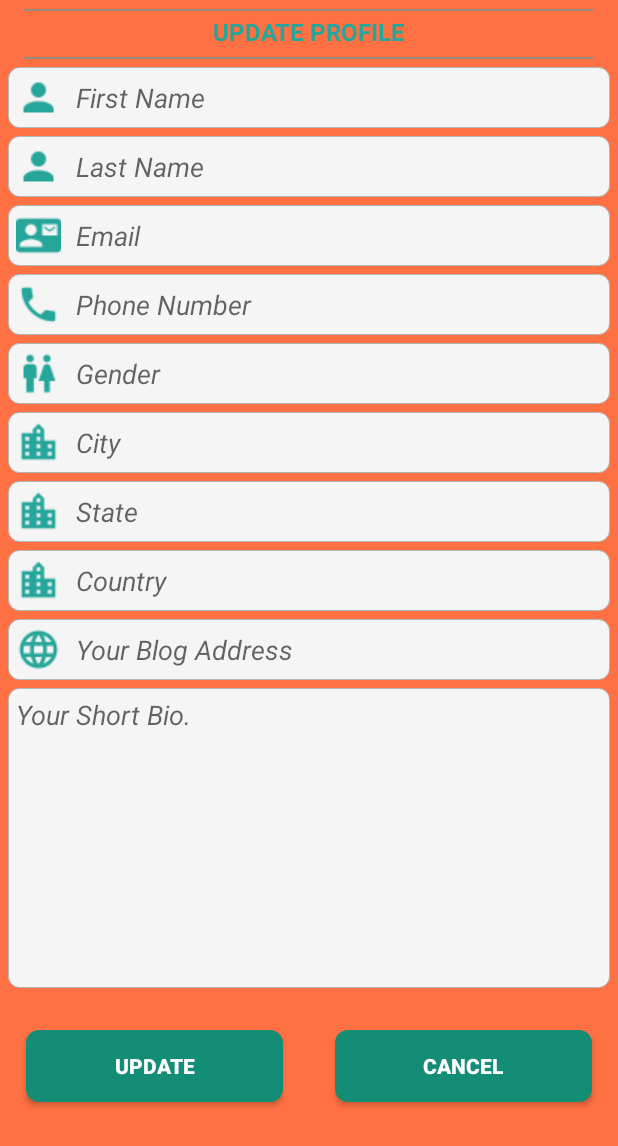
After one commit to sahilpaudel/SuggMe, an Android app: the layout update_profile.xml on its own in the app's theme, with its tools: preview values and no code run, on a phone screen of 412 x 824 dp. The commit adds this screen. Shown: the top 1146 px of the screen. Run offline under Robolectric (Android 15) with nearby library versions, the phone set to English and light mode, and no system bars; network calls fail.

Commit message:
Almost Done

```diff
--- a/app/src/main/java/com/sahilpaudel/app/suggme/Config.java
+++ b/app/src/main/java/com/sahilpaudel/app/suggme/Config.java
@@ -9,6 +9,7 @@ public class Config {
     public static final String URL_GET_USER_INFO = "https://e386dafb.ngrok.io/SuggMe/api/getUserInfo.php";
     public static final String URL_CREATE_USER = "https://e386dafb.ngrok.io/SuggMe/api/createUser.php";
     public static final String URL_CREATE_USER_NORMAL = "https://e386dafb.ngrok.io/SuggMe/api/createUserNormal.php";
+    public static final String URL_UPDATE_USER = "https://e386dafb.ngrok.io/SuggMe/api/updateUser.php";
     public static final String URL_USER_LOGIN = "https://e386dafb.ngrok.io/SuggMe/api/userLogin.php";
     public static final String URL_USER_ISEXIST = "https://e386dafb.ngrok.io/SuggMe/api/isExist.php";
     public static final String URL_GET_QUESTIONS = "https://e386dafb.ngrok.io/SuggMe/api/getQuestion.php";
--- a/app/src/main/res/layout/profile_main.xml
+++ b/app/src/main/res/layout/profile_main.xml
@@ -51,8 +51,8 @@
                         android:layout_height="wrap_content"
                         android:layout_gravity="center_horizontal"
                         android:layout_marginTop="4dp"
-                        android:text="@string/quila_tagline"
-                        android:textColor="@android:color/white"/>
+                        android:text="@string/userName"
+                        android:textColor="@android:color/white" />
                 </LinearLayout>
                 </FrameLayout>
         </android.support.design.widget.CollapsingToolbarLayout>
--- /dev/null
+++ b/app/src/main/res/layout/update_profile.xml
@@ -0,0 +1,213 @@
+<RelativeLayout xmlns:android="http://schemas.android.com/apk/res/android"
+    android:layout_width="match_parent"
+    android:layout_height="match_parent"
+    android:layout_marginBottom="0dp"
+    android:background="@color/orange">
+
+
+    <View
+        android:layout_width="match_parent"
+        android:layout_height="1.5dp"
+        android:layout_marginTop="6dp"
+        android:layout_marginLeft="16dp"
+        android:layout_marginRight="16dp"
+        android:background="@color/textme" />
+
+    <TextView
+        android:textColor="@color/colorPrimary"
+        android:id="@+id/dialog_profile_tag"
+        android:layout_width="match_parent"
+        android:layout_height="wrap_content"
+        android:layout_marginTop="10dp"
+        android:textStyle="bold"
+        android:textSize="16dp"
+        android:gravity="center_horizontal"
+        android:layout_marginLeft="16dp"
+        android:layout_marginRight="16dp"
+        android:text="UPDATE PROFILE"/>
+
+    <View
+        android:id="@+id/view2"
+        android:layout_width="match_parent"
+        android:layout_height="1.5dp"
+        android:layout_marginTop="6dp"
+        android:layout_marginLeft="16dp"
+        android:layout_marginRight="16dp"
+        android:background="@color/textme"
+        android:layout_below="@id/dialog_profile_tag"/>
+    <ScrollView
+        android:layout_width="match_parent"
+        android:layout_height="wrap_content"
+        android:layout_below="@id/view2">
+        <RelativeLayout
+            android:layout_width="match_parent"
+            android:layout_height="wrap_content">
+    <RelativeLayout
+        android:id="@+id/main"
+        android:layout_width="match_parent"
+        android:layout_height="wrap_content"
+        android:layout_margin="5dp">
+
+        <EditText
+            android:id="@+id/et_FirstName"
+            android:layout_width="match_parent"
+            android:layout_height="wrap_content"
+            android:background="@drawable/roundedbutton"
+            android:drawablePadding="10dp"
+            android:layout_marginBottom="5dp"
+            android:padding="5dp"
+            android:hint="First Name"
+            android:textStyle="italic"
+            android:textColor="#000"
+            android:drawableLeft="@drawable/account"/>
+        <EditText
+            android:id="@+id/et_LastName"
+            android:layout_width="match_parent"
+            android:layout_height="wrap_content"
+            android:layout_below="@id/et_FirstName"
+            android:layout_marginBottom="5dp"
+            android:background="@drawable/roundedbutton"
+            android:drawablePadding="10dp"
+            android:textStyle="italic"
+            android:textColor="#000"
+            android:hint="Last Name"
+            android:padding="5dp"
+            android:drawableLeft="@drawable/account"/>
+        <EditText
+            android:id="@+id/et_Email"
+            android:layout_width="match_parent"
+            android:layout_height="wrap_content"
+            android:layout_below="@id/et_LastName"
+            android:layout_marginBottom="5dp"
+            android:drawableLeft="@drawable/contact_mail"
+            android:background="@drawable/roundedbutton"
+            android:textStyle="italic"
+            android:textColor="#000"
+            android:hint="Email"
+            android:drawablePadding="10dp"
+            android:padding="5dp"/>
+        <EditText
+            android:id="@+id/et_Phone"
+            android:layout_width="match_parent"
+            android:layout_height="wrap_content"
+            android:layout_below="@id/et_Email"
+            android:layout_marginBottom="5dp"
+            android:background="@drawable/roundedbutton"
+            android:drawablePadding="10dp"
+            android:textStyle="italic"
+            android:textColor="#000"
+            android:inputType="phone"
+            android:hint="Phone Number"
+            android:drawableLeft="@drawable/phone"
+            android:padding="5dp"/>
+        <EditText
+            android:id="@+id/et_Gender"
+            android:layout_width="match_parent"
+            android:layout_height="wrap_content"
+            android:layout_below="@id/et_Phone"
+            android:layout_marginBottom="5dp"
+            android:drawableLeft="@drawable/human_male_female"
+            android:background="@drawable/roundedbutton"
+            android:textStyle="italic"
+            android:textColor="#000"
+            android:hint="Gender"
+            android:drawablePadding="10dp"
+            android:padding="5dp"/>
+        <EditText
+            android:id="@+id/et_City"
+            android:layout_width="match_parent"
+            android:layout_height="wrap_content"
+            android:layout_below="@id/et_Gender"
+            android:layout_marginBottom="5dp"
+            android:drawableStart="@drawable/city"
+            android:background="@drawable/roundedbutton"
+            android:textStyle="italic"
+            android:textColor="#000"
+            android:hint="City"
+            android:autoLink="web"
+            android:drawablePadding="10dp"
+            android:padding="5dp"/>
+        <EditText
+            android:id="@+id/et_State"
+            android:layout_width="match_parent"
+            android:layout_height="wrap_content"
+            android:layout_below="@id/et_City"
+            android:layout_marginBottom="5dp"
+            android:drawableStart="@drawable/city"
+            android:background="@drawable/roundedbutton"
+            android:textStyle="italic"
+            android:textColor="#000"
+            android:hint="State"
+            android:autoLink="web"
+            android:drawablePadding="10dp"
+            android:padding="5dp"/>
+        <EditText
+            android:id="@+id/et_Country"
+            android:layout_width="match_parent"
+            android:layout_height="wrap_content"
+            android:layout_below="@id/et_State"
+            android:layout_marginBottom="5dp"
+            android:drawableStart="@drawable/city"
+            android:background="@drawable/roundedbutton"
+            android:textStyle="italic"
+            android:textColor="#000"
+            android:hint="Country"
+            android:autoLink="web"
+            android:drawablePadding="10dp"
+            android:padding="5dp"/>
+        <EditText
+            android:id="@+id/et_Web"
+            android:layout_width="match_parent"
+            android:layout_height="wrap_content"
+            android:layout_below="@id/et_Country"
+            android:layout_marginBottom="5dp"
+            android:drawableStart="@drawable/web"
+            android:background="@drawable/roundedbutton"
+            android:textStyle="italic"
+            android:textColor="#000"
+            android:hint="Your Blog Address"
+            android:autoLink="web"
+            android:drawablePadding="10dp"
+            android:padding="5dp"/>
+        <EditText
+            android:id="@+id/et_Description"
+            android:layout_width="match_parent"
+            android:layout_height="200dp"
+            android:layout_below="@id/et_Web"
+            android:layout_marginBottom="5dp"
+            android:background="@drawable/roundedbutton"
+            android:textStyle="italic"
+            android:gravity="start"
+            android:drawablePadding="10dp"
+            android:hint="Your Short Bio."
+            android:padding="5dp"/>
+    </RelativeLayout>
+    <LinearLayout
+        android:layout_width="match_parent"
+        android:layout_height="wrap_content"
+        android:layout_below="@id/main">
+
+        <Button
+            android:id="@+id/dialog_update_button"
+            android:text="update"
+            android:textStyle="bold"
+            android:textColor="@color/alltext"
+            android:background="@drawable/roundedbutton2"
+            android:layout_weight="1"
+            android:layout_width="match_parent"
+            android:layout_height="wrap_content"
+            android:layout_margin="17dp"/>
+        <Button
+            android:id="@+id/dialog_cancel_button"
+            android:background="@drawable/roundedbutton2"
+            android:layout_weight="1"
+            android:text="cancel"
+            android:textStyle="bold"
+            android:textColor="@color/alltext"
+            android:layout_width="match_parent"
+            android:layout_height="wrap_content"
+            android:layout_margin="17dp"/>
+    </LinearLayout>
+        </RelativeLayout>
+    </ScrollView>
+</RelativeLayout>
--- a/app/src/main/res/values/strings.xml
+++ b/app/src/main/res/values/strings.xml
@@ -14,6 +14,7 @@
     <string name="hello_blank_fragment">Hello blank fragment</string>
     <string name="username">Email</string>
     <string name="password">Password</string>
+    <string name="userName">User Name</string>
 
     <string name="demotxt">Germany will win the next Football world cup no doubt in thet no matter Ronaldo or Messi play for their country.
     Germany will win the next Football world cup no doubt in that no matter Ronaldo or Messi play for their country.
```
Also changed, not shown: app/src/main/java/com/sahilpaudel/app/suggme/profile/ProfilePage.java (+27 -20 lines), app/src/main/java/com/sahilpaudel/app/suggme/profile/UserInfo.java (+169 -6 lines), app/src/main/res/layout/fragment_user_info.xml (+9 -0 lines), app/src/main/res/drawable-v21/account_edit.png (added), app/src/main/res/drawable-v21/cellphone.png (added), app/src/main/res/drawable-v21/city.png (added), app/src/main/res/drawable-v21/comment_text.png (added), app/src/main/res/drawable-v21/contact_mail.png (added), app/src/main/res/drawable-v21/phone.png (added).
